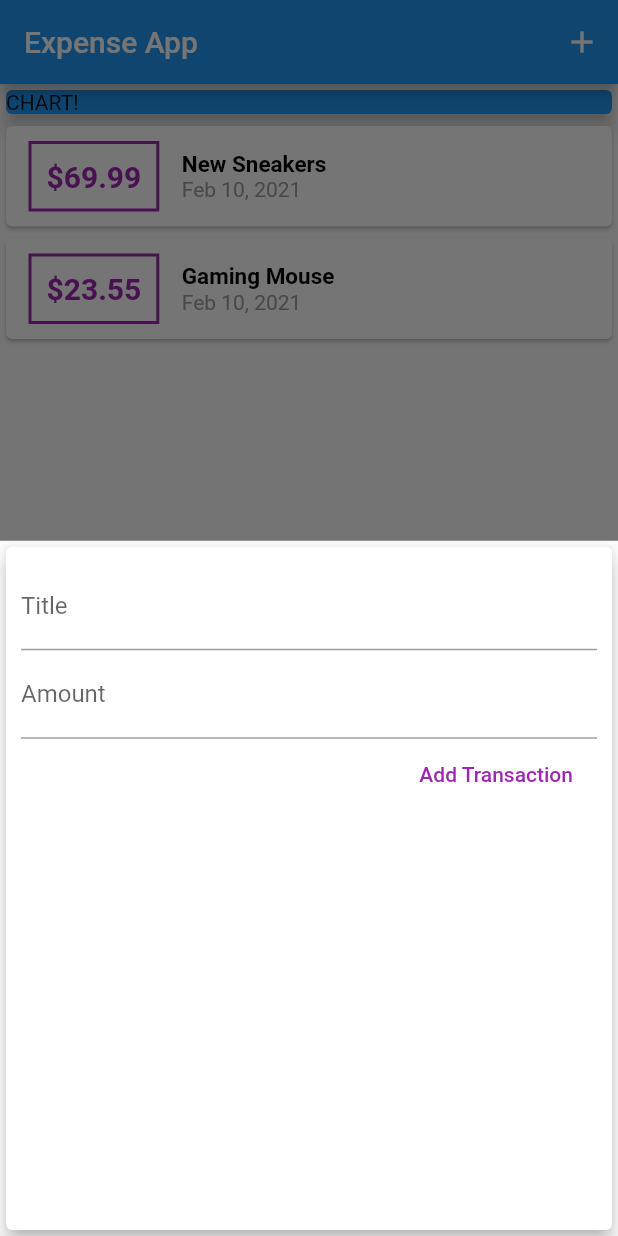
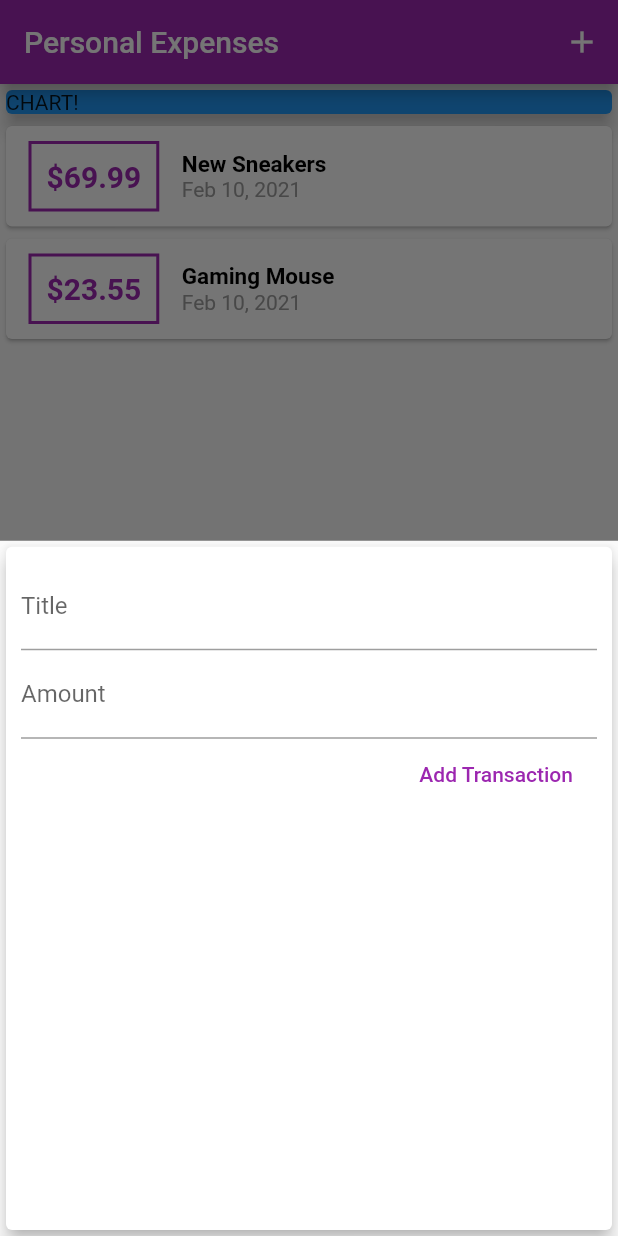
Before and after one commit to ShemBrooklyne/Expense-Tracker-App, a Flutter app: the screen it shows after launch, after a tap on the "add" icon, on a phone screen of 412 x 824 dp. Run offline on Flutter 3.47's test engine with Material 2 defaults, Android fonts, the phone set to English and light mode, and no system bars.

Commit message:
Overall App Themeing

```diff
--- a/lib/main.dart
+++ b/lib/main.dart
@@ -10,7 +10,11 @@ class MyApp extends StatelessWidget {
   @override
   Widget build(BuildContext context) {
     return MaterialApp(
-      title: 'Expense App',
+      title: 'Personal Expenses',
+      theme: ThemeData(
+        primarySwatch: Colors.purple,
+        accentColor: Colors.amber,
+      ),
       home: MyHomePage(),
     );
   }
@@ -56,7 +60,11 @@ class _MyHomePageState extends State<MyHomePage> {
     showModalBottomSheet(
         context: contxt,
         builder: (_) {
-          return NewTransaction(_addNewTransaction);
+          return GestureDetector(
+            onTap: () {},
+            child: NewTransaction(_addNewTransaction),
+            behavior: HitTestBehavior.opaque,
+          );
         });
   }
 
@@ -64,7 +72,7 @@ class _MyHomePageState extends State<MyHomePage> {
   Widget build(BuildContext context) {
     return Scaffold(
       appBar: AppBar(
-        title: Text('Expense App'),
+        title: Text('Personal Expenses'),
         actions: <Widget>[
           IconButton(
             icon: Icon(Icons.add),
--- a/lib/widgets/new_transaction.dart
+++ b/lib/widgets/new_transaction.dart
@@ -1,11 +1,18 @@
 import 'package:flutter/material.dart';
 
-class NewTransaction extends StatelessWidget {
+class NewTransaction extends StatefulWidget {
   final Function addTx;
-  final titleController = TextEditingController();
-  final amountController = TextEditingController();
 
   NewTransaction(this.addTx);
+
+  @override
+  _NewTransactionState createState() => _NewTransactionState();
+}
+
+class _NewTransactionState extends State<NewTransaction> {
+  final titleController = TextEditingController();
+
+  final amountController = TextEditingController();
 
   void submitInput() {
     final enteredTitle = titleController.text;
@@ -15,10 +22,12 @@ class NewTransaction extends StatelessWidget {
       return;
     }
 
-    addTx(
-      titleController.text,
-      double.parse(amountController.text),
+    widget.addTx(
+      enteredTitle,
+      enteredAmount,
     );
+
+    Navigator.of(context).pop();
   }
 
   @override
--- a/lib/widgets/transaction_list.dart
+++ b/lib/widgets/transaction_list.dart
@@ -1,6 +1,7 @@
 import 'package:expense_tracker/models/transaction.dart';
 import 'package:flutter/material.dart';
 import 'package:intl/intl.dart';
+
 class TransactionList extends StatelessWidget {
   final List<Transaction> transactions;
 
@@ -22,7 +23,7 @@ class TransactionList extends StatelessWidget {
                   ),
                   decoration: BoxDecoration(
                     border: Border.all(
-                      color: Colors.purple,
+                      color: Theme.of(context).primaryColor,
                       width: 2,
                     ),
                   ),
@@ -32,7 +33,7 @@ class TransactionList extends StatelessWidget {
                     style: TextStyle(
                       fontWeight: FontWeight.bold,
                       fontSize: 20,
-                      color: Colors.purple,
+                      color: Theme.of(context).primaryColor,
                     ),
                   ),
                 ),
```
